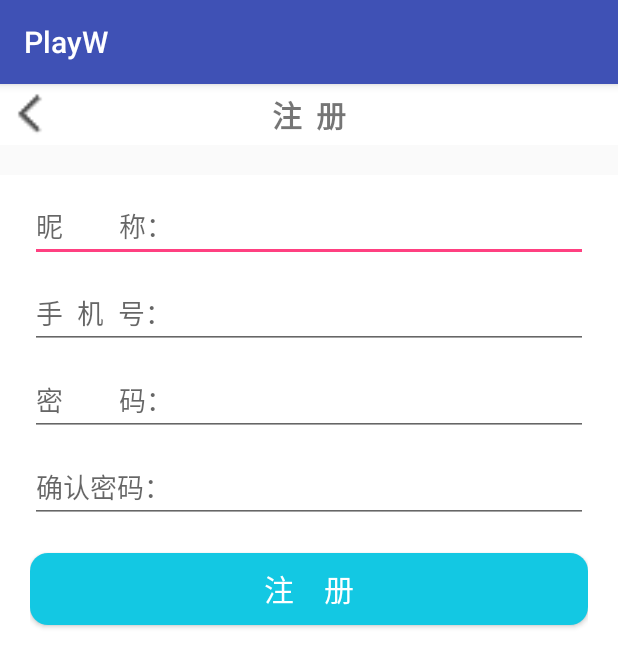
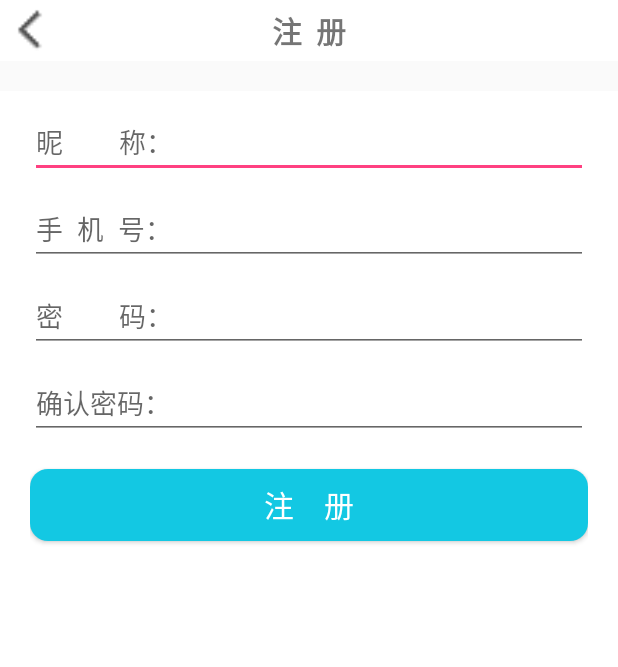
Before and after one commit to wangxian01/WanShaAPP, an Android app: the LoginActivity screen opened directly, with no data from a screen before it, after a tap on "注册", on a phone screen of 412 x 824 dp. Shown: the top 667 px of the screen. Run offline under Robolectric (Android 15) with nearby library versions, the light colour scheme and no system bars; our stand-ins replace CircleImageView; libraries missing offline, so code that uses them is left out: com.zhy.http.

Commit message:
自爆四家。继续完善并美化。

```diff
--- a/app/src/main/res/values/styles.xml
+++ b/app/src/main/res/values/styles.xml
@@ -1,7 +1,7 @@
 <resources xmlns:tools="http://schemas.android.com/tools">
 
     <!-- Base application theme. -->
-    <style name="AppTheme" parent="Theme.AppCompat.Light.DarkActionBar" >
+    <style name="AppTheme" parent="Theme.AppCompat.Light.NoActionBar" >
         <!-- Customize your theme here. -->
         <item name="colorPrimary">@color/colorPrimary</item>
         <item name="colorPrimaryDark">@color/colorPrimaryDark</item>
```
